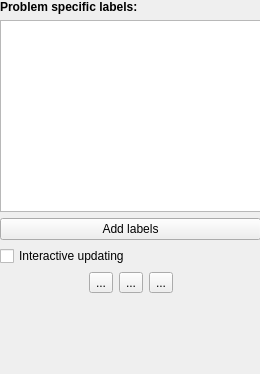
The window that ilastik-shell/applets/pixelClassificationAppletBar.ui (ilastik/ilastik) describes before a commit, drawn with Qt 5.
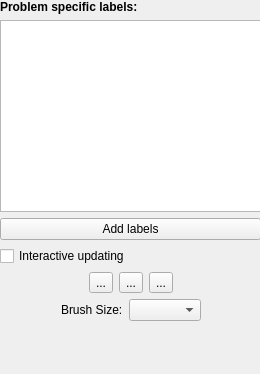
The same window after the commit. Custom widgets are drawn as their Qt base class.

Commit message: Tool buttons for arrow and paintbrush work to change the interaction mode.

```diff
--- a/ilastik-shell/applets/pixelClassificationAppletBar.ui
+++ b/ilastik-shell/applets/pixelClassificationAppletBar.ui
@@ -141,6 +141,46 @@
       </item>
      </layout>
     </item>
+    <item>
+     <layout class="QHBoxLayout" name="horizontalLayout_2">
+      <item>
+       <spacer name="horizontalSpacer_3">
+        <property name="orientation">
+         <enum>Qt::Horizontal</enum>
+        </property>
+        <property name="sizeHint" stdset="0">
+         <size>
+          <width>40</width>
+          <height>20</height>
+         </size>
+        </property>
+       </spacer>
+      </item>
+      <item>
+       <widget class="QLabel" name="brushSizeCaption">
+        <property name="text">
+         <string>Brush Size:</string>
+        </property>
+       </widget>
+      </item>
+      <item>
+       <widget class="QComboBox" name="brushSizeComboBox"/>
+      </item>
+      <item>
+       <spacer name="horizontalSpacer_4">
+        <property name="orientation">
+         <enum>Qt::Horizontal</enum>
+        </property>
+        <property name="sizeHint" stdset="0">
+         <size>
+          <width>40</width>
+          <height>20</height>
+         </size>
+        </property>
+       </spacer>
+      </item>
+     </layout>
+    </item>
     <item>
      <spacer name="verticalSpacer_2">
       <property name="orientation">
```
Left out of the diff: 4 changed lines with no effect on the pictures. The commit also changes 2 other files.
